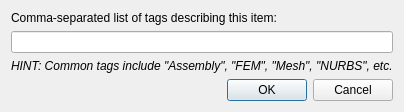
First picture: the form in developer_mode_tags.ui, repository chennes/AddonManager, before the edit.
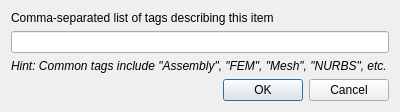
Second picture: the form after the edit.

```diff
--- a/developer_mode_tags.ui
+++ b/developer_mode_tags.ui
@@ -17,7 +17,7 @@
    <item>
     <widget class="QLabel" name="label">
      <property name="text">
-      <string>Comma-separated list of tags describing this item:</string>
+      <string>Comma-separated list of tags describing this item</string>
      </property>
     </widget>
    </item>
@@ -32,7 +32,7 @@
       </font>
      </property>
      <property name="text">
-      <string>HINT: Common tags include &quot;Assembly&quot;, &quot;FEM&quot;, &quot;Mesh&quot;, &quot;NURBS&quot;, etc.</string>
+      <string>Hint: Common tags include &quot;Assembly&quot;, &quot;FEM&quot;, &quot;Mesh&quot;, &quot;NURBS&quot;, etc.</string>
      </property>
     </widget>
    </item>
```
